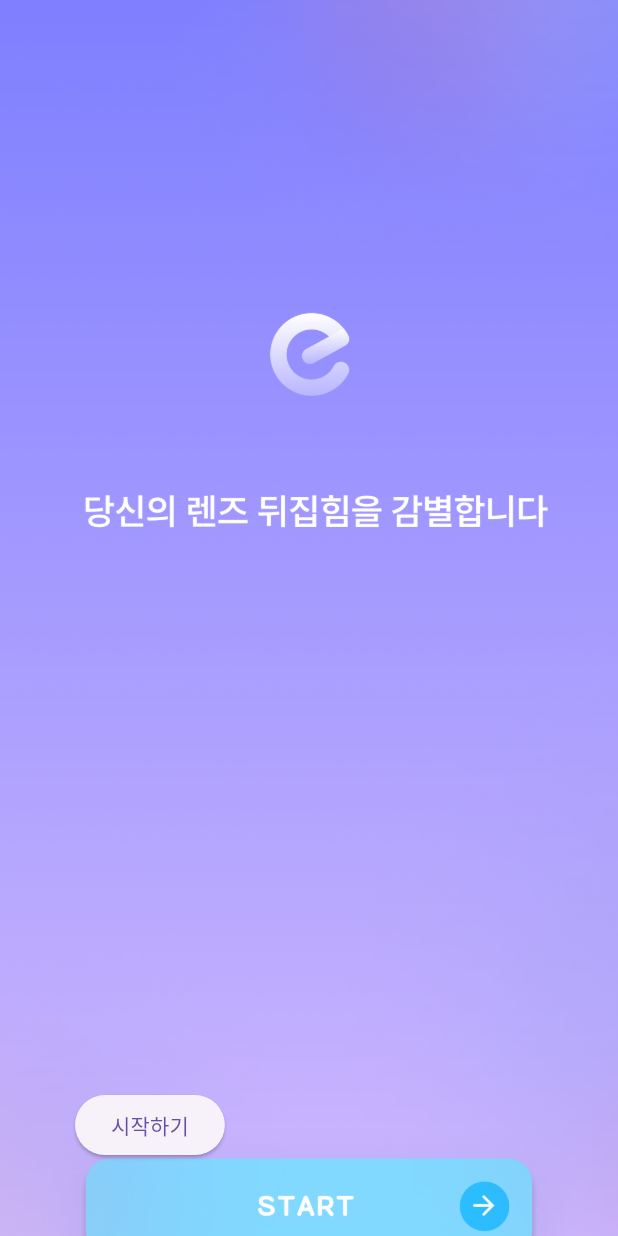
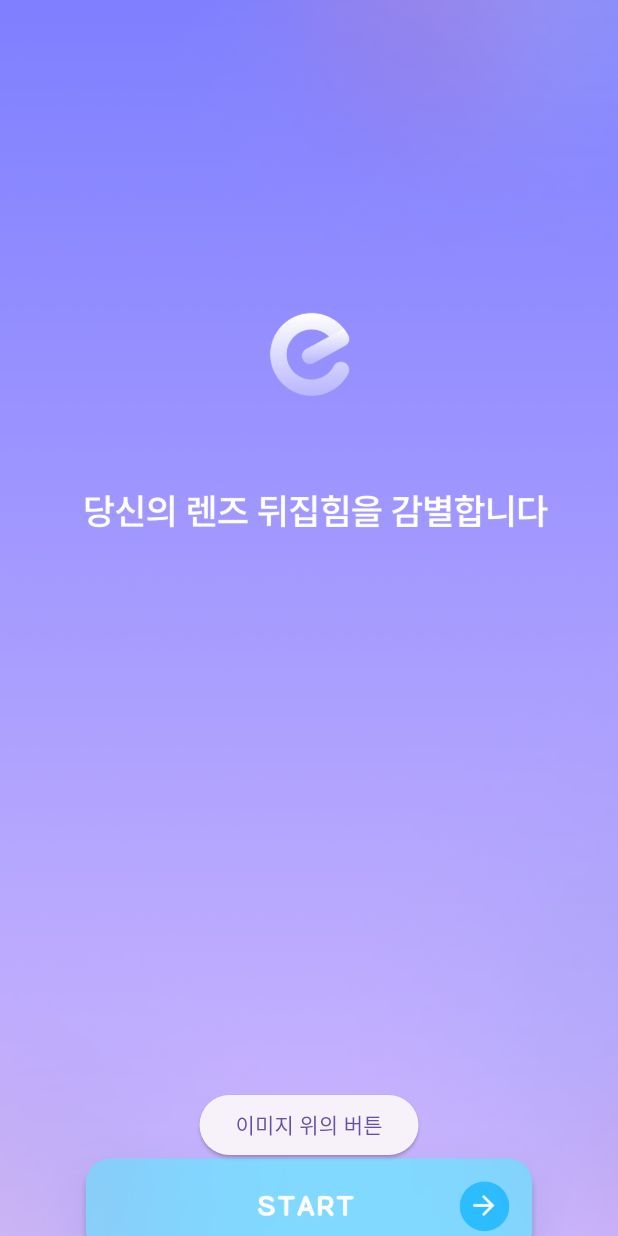
Before and after one commit to shlee724/Lenswit-project, a Flutter app: the screen it shows after launch, on a phone screen of 412 x 824 dp. Run offline on Flutter 3.47's test engine with Material 3 defaults, Android fonts, the phone set to English and light mode, and no system bars.

Commit message:
Moved Start Button's Position to Bottom Center

```diff
--- a/lib/main.dart
+++ b/lib/main.dart
@@ -29,14 +29,16 @@ class MainPage extends StatelessWidget {
             ),
           ),
           // 이미지 위에 버튼
-          Positioned(
-            bottom: 50, // 버튼의 위치를 이미지 위에 설정
-            left: 50,   // 버튼의 위치 설정
-            child: ElevatedButton(
-              onPressed: () {
-                print("버튼 클릭됨");
-              },
-              child: Text('시작하기'),
+          Align(
+            alignment: Alignment.bottomCenter, // 하단 중앙 정렬
+            child: Padding(
+              padding: const EdgeInsets.only(bottom: 50), // 하단에서 약간의 여백
+              child: ElevatedButton(
+                onPressed: () {
+                  print("버튼 클릭됨");
+                },
+                child: Text('이미지 위의 버튼'),
+              ),
             ),
           ),
         ],
```
